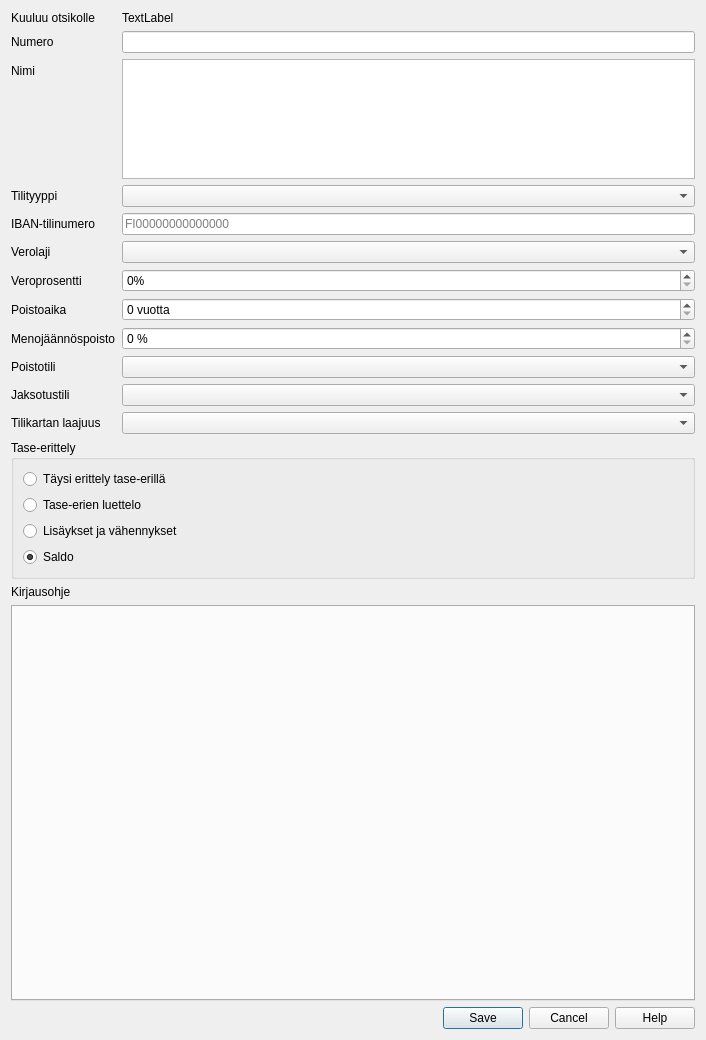
artoh/kitupiikki, file kitsas/maaritys/tilinmuokkaus.ui: the form before one commit.
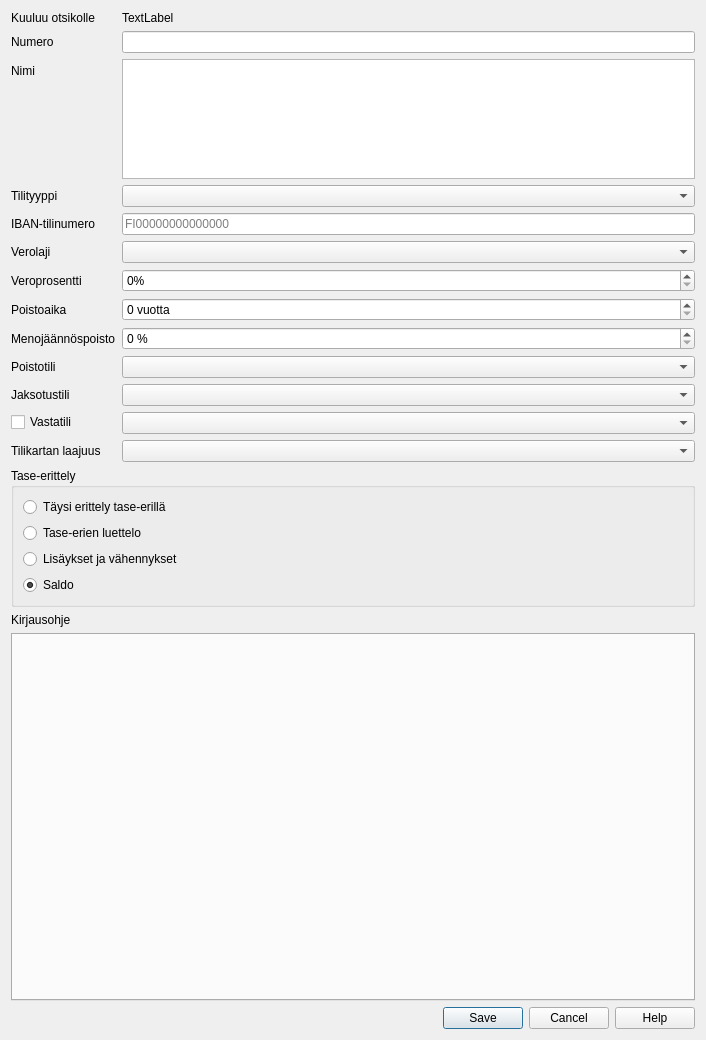
The form after the commit. Custom widgets are drawn as their Qt base class.

Diff of the .ui file:
```diff
--- a/kitsas/maaritys/tilinmuokkaus.ui
+++ b/kitsas/maaritys/tilinmuokkaus.ui
@@ -201,16 +201,26 @@
      <item row="10" column="1">
       <widget class="TiliCombo" name="jaksotiliCombo"/>
      </item>
-     <item row="11" column="0">
+     <item row="12" column="0">
       <widget class="QLabel" name="laajuusLabel">
        <property name="text">
         <string>Tilikartan laajuus</string>
        </property>
       </widget>
      </item>
-     <item row="11" column="1">
+     <item row="12" column="1">
       <widget class="QComboBox" name="laajuusCombo"/>
      </item>
+     <item row="11" column="0">
+      <widget class="QCheckBox" name="vastaCheck">
+       <property name="text">
+        <string>Vastatili</string>
+       </property>
+      </widget>
+     </item>
+     <item row="11" column="1">
+      <widget class="TiliCombo" name="vastaCombo"/>
+     </item>
     </layout>
    </item>
    <item>
```
Left out of the diff: 31 changed lines with no effect on the pictures.
